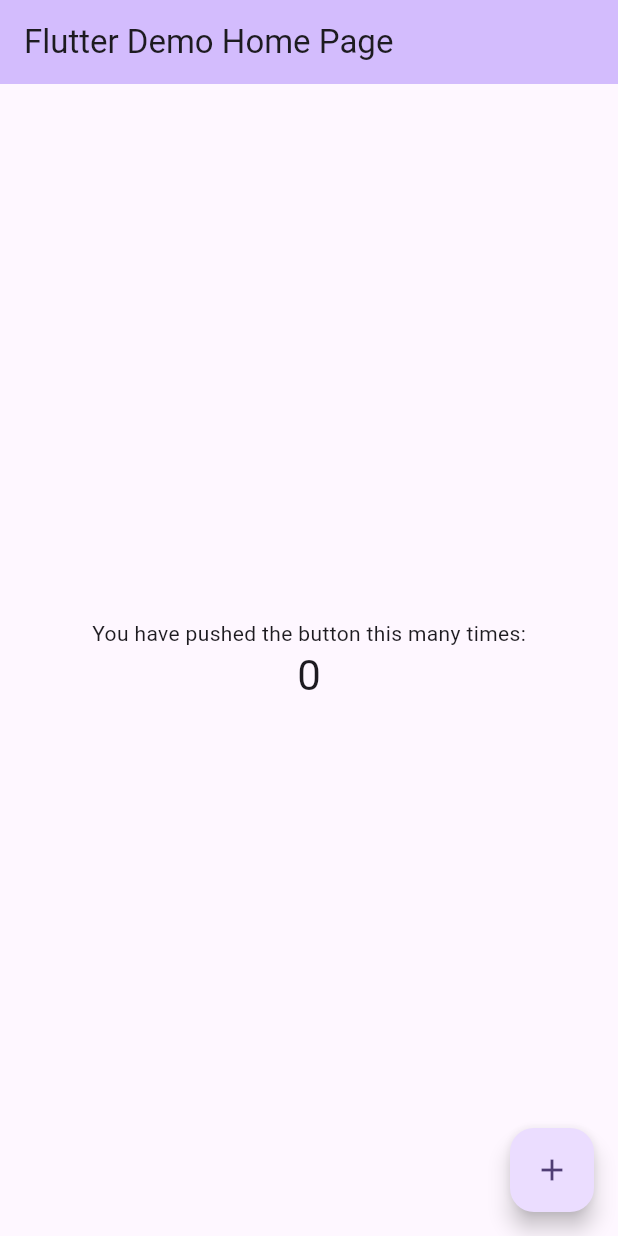
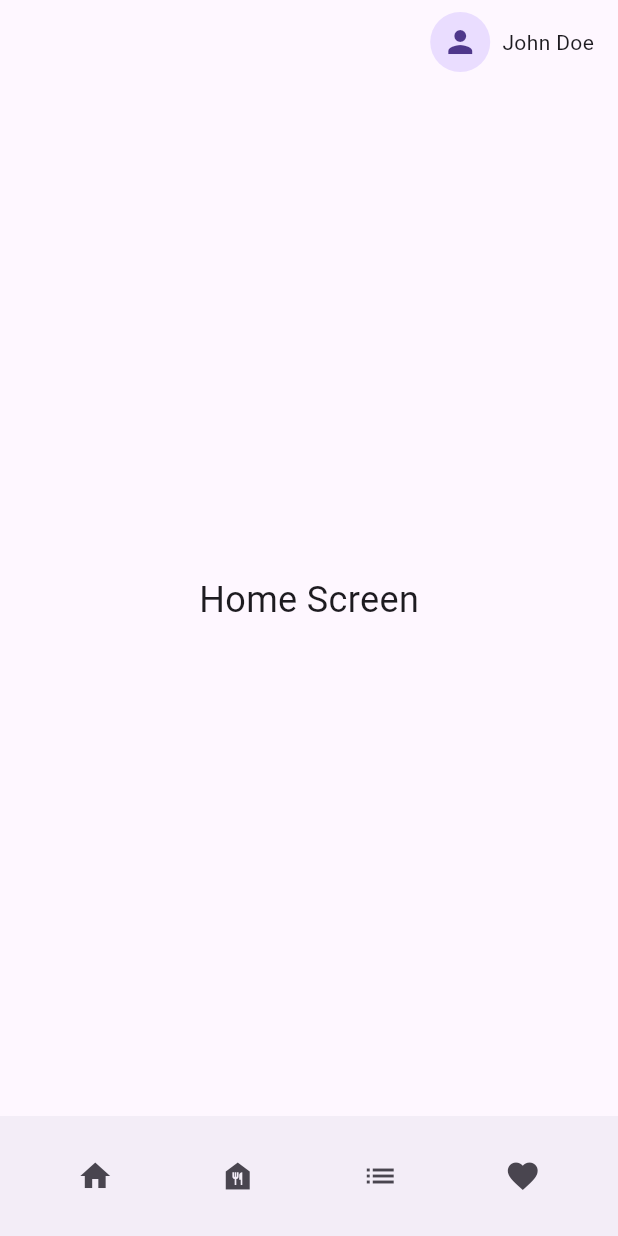
Before and after one commit to dagm4020/GrabAPlate, a Flutter app: the screen it shows after launch, on a phone screen of 412 x 824 dp. Run offline on Flutter 3.47's test engine with Material 3 defaults, Android fonts, the phone set to English and light mode, and no system bars.

Commit message:
1st Iteration_screen layout_dart files

```diff
--- /dev/null
+++ b/grab_a_plate/lib/favorites.dart
@@ -0,0 +1,10 @@
+import 'package:flutter/material.dart';
+
+class Favorites extends StatelessWidget {
+  @override
+  Widget build(BuildContext context) {
+    return Center(
+      child: Text('Favorites Screen', style: TextStyle(fontSize: 24)),
+    );
+  }
+}
--- /dev/null
+++ b/grab_a_plate/lib/home.dart
@@ -0,0 +1,91 @@
+import 'package:flutter/material.dart';
+import 'meal_plan.dart';
+import 'grocery_list.dart';
+import 'favorites.dart';
+import 'settings.dart';
+
+class HomeScreen extends StatefulWidget {
+  @override
+  _HomeScreenState createState() => _HomeScreenState();
+}
+
+class _HomeScreenState extends State<HomeScreen> {
+  int _currentIndex = 0;
+
+  final List<Widget> _screens = [
+    Home(),
+    MealPlan(),
+    GroceryList(),
+    Favorites(),
+  ];
+
+  void _onItemTapped(int index) {
+    setState(() {
+      _currentIndex = index;
+    });
+  }
+
+  void _goToSettings() {
+    Navigator.push(
+      context,
+      MaterialPageRoute(builder: (context) => Settings()),
+    );
+  }
+
+  @override
+  Widget build(BuildContext context) {
+    return Scaffold(
+      appBar: AppBar(
+        actions: [
+          GestureDetector(
+            onTap: _goToSettings,
+            child: Row(
+              children: [
+                CircleAvatar(
+                  child: Icon(Icons.person), // Default user silhouette
+                ),
+                SizedBox(width: 8),
+                Text("John Doe"),
+                SizedBox(width: 16),
+              ],
+            ),
+          ),
+        ],
+      ),
+      body: _screens[_currentIndex],
+      bottomNavigationBar: BottomAppBar(
+        child: Row(
+          mainAxisAlignment: MainAxisAlignment.spaceAround,
+          children: <Widget>[
+            IconButton(
+              icon: Icon(Icons.home),
+              onPressed: () => _onItemTapped(0),
+            ),
+            IconButton(
+              icon: Icon(Icons.food_bank),
+              onPressed: () => _onItemTapped(1),
+            ),
+            IconButton(
+              icon: Icon(Icons.list),
+              onPressed: () => _onItemTapped(2),
+            ),
+            IconButton(
+              icon: Icon(Icons.favorite),
+              onPressed: () => _onItemTapped(3),
+            ),
+          ],
+        ),
+      ),
+    );
+  }
+}
+
+// Home widget
+class Home extends StatelessWidget {
+  @override
+  Widget build(BuildContext context) {
+    return Center(
+      child: Text('Home Screen', style: TextStyle(fontSize: 24)),
+    );
+  }
+}
--- a/grab_a_plate/lib/main.dart
+++ b/grab_a_plate/lib/main.dart
@@ -1,125 +1,17 @@
 import 'package:flutter/material.dart';
+import 'home.dart';
 
 void main() {
-  runApp(const MyApp());
+  runApp(MyApp());
 }
 
 class MyApp extends StatelessWidget {
-  const MyApp({super.key});
-
-  // This widget is the root of your application.
   @override
   Widget build(BuildContext context) {
     return MaterialApp(
-      title: 'Flutter Demo',
-      theme: ThemeData(
-        // This is the theme of your application.
-        //
-        // TRY THIS: Try running your application with "flutter run". You'll see
-        // the application has a purple toolbar. Then, without quitting the app,
-        // try changing the seedColor in the colorScheme below to Colors.green
-        // and then invoke "hot reload" (save your changes or press the "hot
-        // reload" button in a Flutter-supported IDE, or press "r" if you used
-        // the command line to start the app).
-        //
-        // Notice that the counter didn't reset back to zero; the application
-        // state is not lost during the reload. To reset the state, use hot
-        // restart instead.
-        //
-        // This works for code too, not just values: Most code changes can be
-        // tested with just a hot reload.
-        colorScheme: ColorScheme.fromSeed(seedColor: Colors.deepPurple),
-        useMaterial3: true,
-      ),
-      home: const MyHomePage(title: 'Flutter Demo Home Page'),
+      title: 'Meal Planner',
+      theme: ThemeData(primarySwatch: Colors.blue),
+      home: HomeScreen(), // This should point to HomeScreen
     );
   }
 }
-
-class MyHomePage extends StatefulWidget {
-  const MyHomePage({super.key, required this.title});
-
-  // This widget is the home page of your application. It is stateful, meaning
-  // that it has a State object (defined below) that contains fields that affect
-  // how it looks.
-
-  // This class is the configuration for the state. It holds the values (in this
-  // case the title) provided by the parent (in this case the App widget) and
-  // used by the build method of the State. Fields in a Widget subclass are
-  // always marked "final".
-
-  final String title;
-
-  @override
-  State<MyHomePage> createState() => _MyHomePageState();
-}
-
-class _MyHomePageState extends State<MyHomePage> {
-  int _counter = 0;
-
-  void _incrementCounter() {
-    setState(() {
-      // This call to setState tells the Flutter framework that something has
-      // changed in this State, which causes it to rerun the build method below
-      // so that the display can reflect the updated values. If we changed
-      // _counter without calling setState(), then the build method would not be
-      // called again, and so nothing would appear to happen.
-      _counter++;
-    });
-  }
-
-  @override
-  Widget build(BuildContext context) {
-    // This method is rerun every time setState is called, for instance as done
-    // by the _incrementCounter method above.
-    //
-    // The Flutter framework has been optimized to make rerunning build methods
-    // fast, so that you can just rebuild anything that needs updating rather
-    // than having to individually change instances of widgets.
-    return Scaffold(
-      appBar: AppBar(
-        // TRY THIS: Try changing the color here to a specific color (to
-        // Colors.amber, perhaps?) and trigger a hot reload to see the AppBar
-        // change color while the other colors stay the same.
-        backgroundColor: Theme.of(context).colorScheme.inversePrimary,
-        // Here we take the value from the MyHomePage object that was created by
-        // the App.build method, and use it to set our appbar title.
-        title: Text(widget.title),
-      ),
-      body: Center(
-        // Center is a layout widget. It takes a single child and positions it
-        // in the middle of the parent.
-        child: Column(
-          // Column is also a layout widget. It takes a list of children and
-          // arranges them vertically. By default, it sizes itself to fit its
-          // children horizontally, and tries to be as tall as its parent.
-          //
-          // Column has various properties to control how it sizes itself and
-          // how it positions its children. Here we use mainAxisAlignment to
-          // center the children vertically; the main axis here is the vertical
-          // axis because Columns are vertical (the cross axis would be
-          // horizontal).
-          //
-          // TRY THIS: Invoke "debug painting" (choose the "Toggle Debug Paint"
-          // action in the IDE, or press "p" in the console), to see the
-          // wireframe for each widget.
-          mainAxisAlignment: MainAxisAlignment.center,
-          children: <Widget>[
-            const Text(
-              'You have pushed the button this many times:',
-            ),
-            Text(
-              '$_counter',
-              style: Theme.of(context).textTheme.headlineMedium,
-            ),
-          ],
-        ),
-      ),
-      floatingActionButton: FloatingActionButton(
-        onPressed: _incrementCounter,
-        tooltip: 'Increment',
-        child: const Icon(Icons.add),
-      ), // This trailing comma makes auto-formatting nicer for build methods.
-    );
-  }
-}
--- a/grab_a_plate/pubspec.yaml
+++ b/grab_a_plate/pubspec.yaml
@@ -30,6 +30,7 @@ environment:
 dependencies:
   flutter:
     sdk: flutter
+  animations: ^2.0.0
 
 
   # The following adds the Cupertino Icons font to your application.
@@ -45,7 +46,7 @@ dev_dependencies:
   # activated in the `analysis_options.yaml` file located at the root of your
   # package. See that file for information about deactivating specific lint
   # rules and activating additional ones.
-  flutter_lints: ^4.0.0
+  flutter_lints: ^5.0.0
 
 # For information on the generic Dart part of this file, see the
 # following page: https://dart.dev/tools/pub/pubspec
```
Also changed, not shown: grab_a_plate/lib/grocery_list.dart (added, +10 -0 lines), grab_a_plate/lib/meal_plan.dart (added, +10 -0 lines), grab_a_plate/lib/settings.dart (added, +21 -0 lines), grab_a_plate/pubspec.lock.
